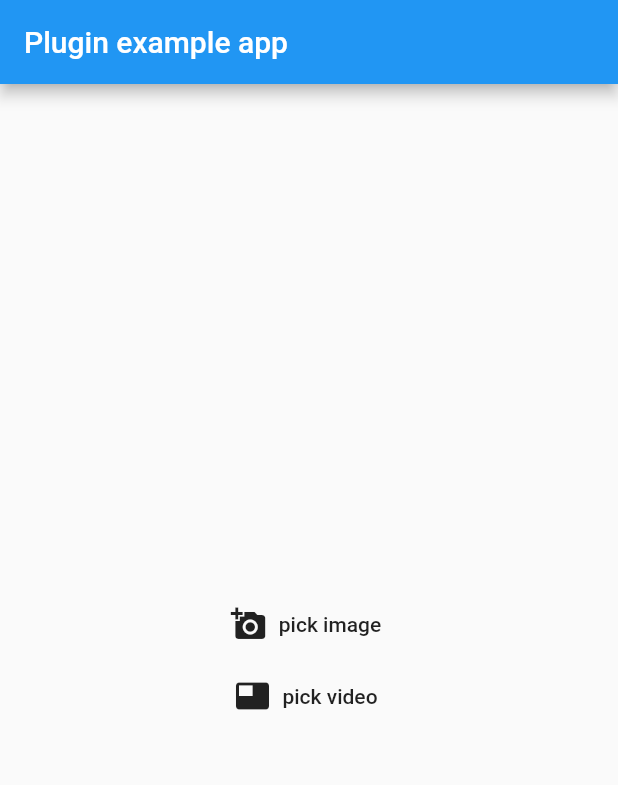
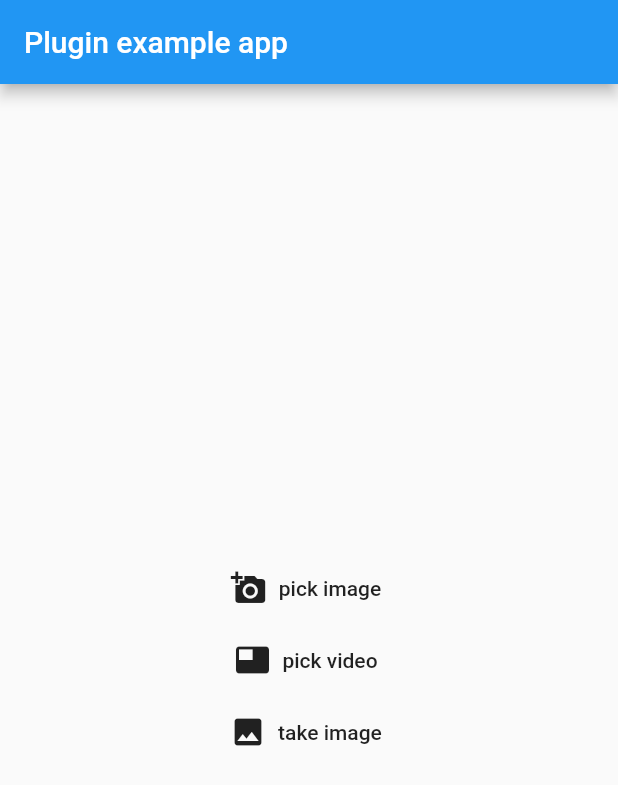
Before and after one commit to dev-zhang/image_picker_controller, a Flutter app: the screen it shows after launch, after a tap on "pick video", on a phone screen of 412 x 824 dp. Shown: the top 785 px of the screen. Run offline on Flutter 3.47's test engine with Material 2 defaults, Android fonts, the phone set to English and light mode, and no system bars.

Commit message:
完成iOS端拍摄照片功能调试；完成选择视频时返回视频封面。

```diff
--- a/example/lib/main.dart
+++ b/example/lib/main.dart
@@ -40,14 +40,22 @@ class _MyAppState extends State<MyApp> {
                 label: Text('pick image'),
               ),
               FlatButton.icon(
-                onPressed: () {
-                  ImagePickerController.pickVideo(
+                onPressed: () async {
+                  final model = await ImagePickerController.pickVideo(
                     maxDuration: 16,
                     allowTakeVideo: false,
                   );
+                  print('pick video: $model');
                 },
                 icon: Icon(Icons.featured_video),
                 label: Text('pick video'),
+              ),
+              FlatButton.icon(
+                onPressed: () {
+                  ImagePickerController.takeImage();
+                },
+                icon: Icon(Icons.image),
+                label: Text('take image'),
               ),
             ],
           ),
--- a/lib/src/picker_controller.dart
+++ b/lib/src/picker_controller.dart
@@ -2,6 +2,7 @@ import 'dart:io';
 
 import 'package:flutter/services.dart';
 import 'package:image_picker_controller/src/image_picker_configuration.dart';
+import 'package:image_picker_controller/src/video_asset_model.dart';
 
 class ImagePickerController {
   static const String _channelName = 'com.xiamijun.image_picker_controller';
@@ -25,13 +26,11 @@ class ImagePickerController {
       _pickImageMethod,
       configuration.toJson(),
     );
-    print(
-        '=====ImagePickerController==invoke list method: ${filePaths.runtimeType}');
     return filePaths;
   }
 
   /// 相册选择视频
-  static Future<String> pickVideo({
+  static Future<VideoAssetModel> pickVideo({
     int maxDuration = 10 * 60,
     bool allowTakeVideo = true,
   }) async {
@@ -43,12 +42,14 @@ class ImagePickerController {
       ..videoMaxDuration = maxDuration
       ..maxImagesCount = 1;
 
-    final filePath = await _channel.invokeMethod<String>(
+    final result = await _channel.invokeMethod<Map>(
       _pickVideoMethod,
       configuration.toJson(),
     );
-    print('=====ImagePickerController==invoke method: ${filePath.runtimeType}');
-    return filePath;
+    if (result == null) {
+      return null;
+    }
+    return VideoAssetModel.fromJson(result.cast<String, dynamic>());
   }
 
   /// 选择单个图片
--- /dev/null
+++ b/lib/src/video_asset_model.dart
@@ -0,0 +1,28 @@
+import 'dart:io';
+
+/// 视频资源模型
+class VideoAssetModel {
+  VideoAssetModel();
+
+  /// 视频文件
+  File video;
+
+  /// 视频封面
+  File coverImage;
+
+  factory VideoAssetModel.fromJson(Map<String, dynamic> json) {
+    final model = VideoAssetModel();
+    if (json['videoPath'] != null) {
+      model.video = File(json['videoPath']);
+    }
+    if (json['coverPath'] != null) {
+      model.coverImage = File(json['coverPath']);
+    }
+    return model;
+  }
+
+  @override
+  String toString() {
+    return 'video file: $video, cover image: $coverImage';
+  }
+}
```
Also changed, not shown: 2 other files.
